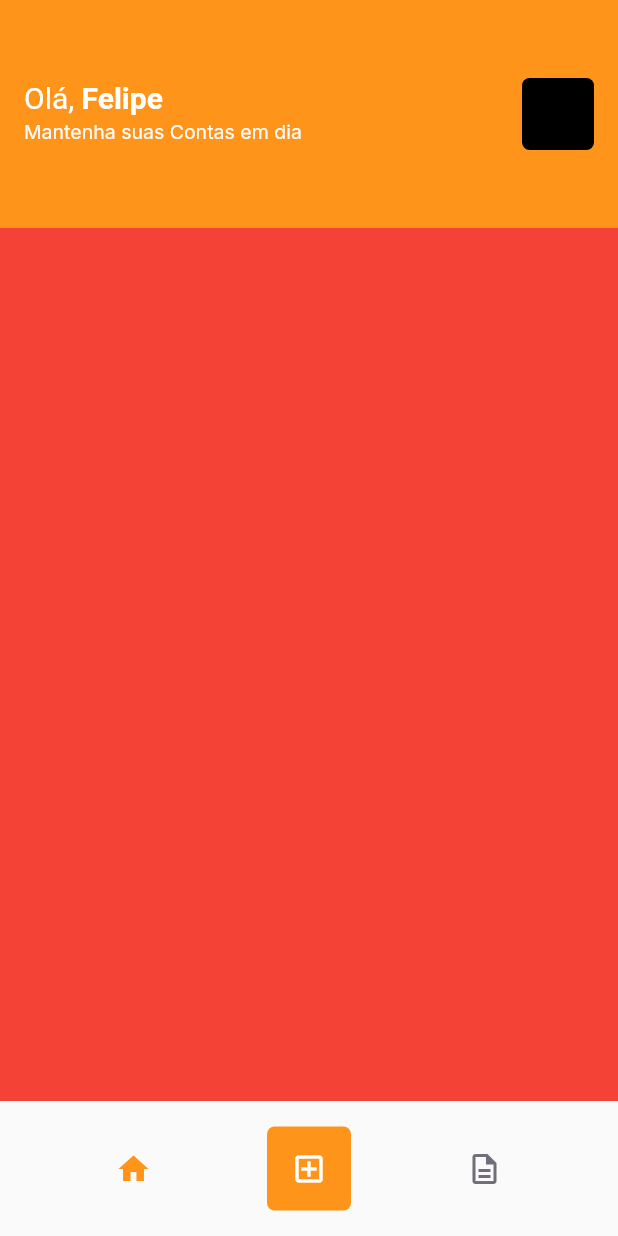
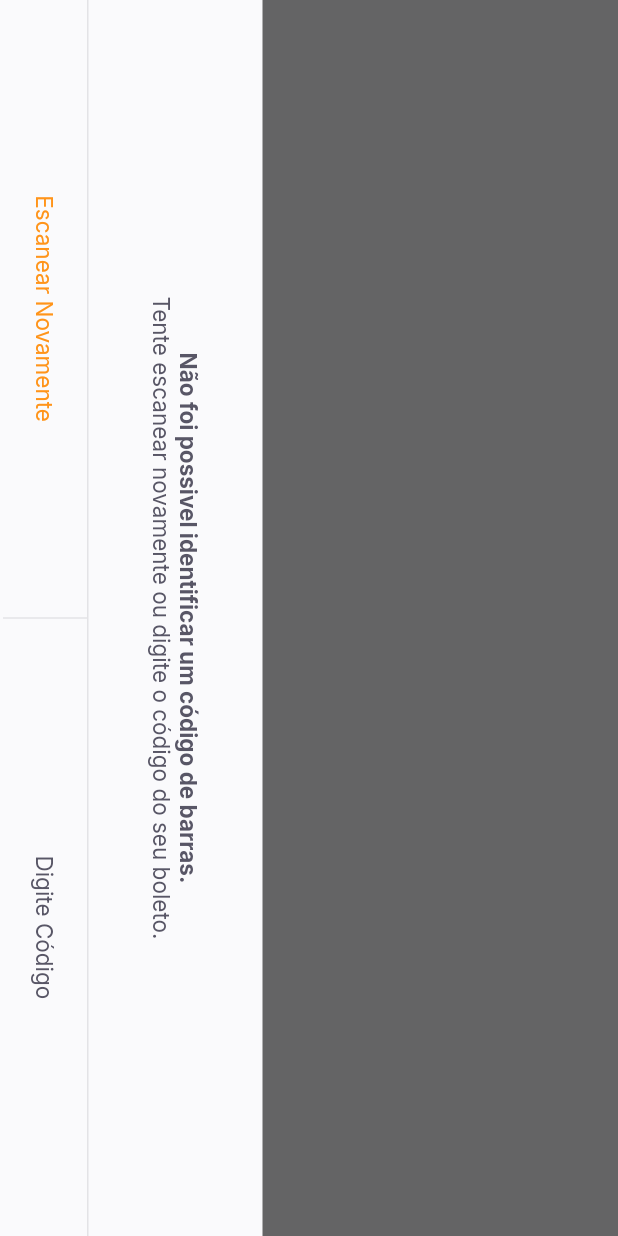
Before and after one commit to felipeferreiira/pawflow, a Flutter app: the HomePage screen opened by its route, after a tap on the "add box" icon, on a phone screen of 412 x 824 dp. Run offline on Flutter 3.47's test engine with Material 2 defaults, Android fonts, the phone set to English and light mode, and no system bars; our stand-ins replace firebase_core, google_fonts, google_sign_in, shared_preferences; accounts and stored records are empty.

Commit message:
:heavy_check_mark:

```diff
--- /dev/null
+++ b/lib/modules/barcode_scanner/barcode_scanner_page.dart
@@ -0,0 +1,71 @@
+import 'package:flutter/material.dart';
+import 'package:pawflow/shared/themes/app_colors.dart';
+import 'package:pawflow/shared/themes/app_text_styles.dart';
+import 'package:pawflow/shared/widgets/bottom_sheet/bottom_sheet_widget.dart';
+import 'package:pawflow/shared/widgets/set_label_buttons/set_label_buttons.dart';
+
+class BarcodeScannerPage extends StatefulWidget {
+  BarcodeScannerPage({Key? key}) : super(key: key);
+
+  @override
+  _BarcodeScannerPageState createState() => _BarcodeScannerPageState();
+}
+
+class _BarcodeScannerPageState extends State<BarcodeScannerPage> {
+  @override
+  Widget build(BuildContext context) {
+    return BottomSheetWidgeat(
+      title: "Não foi possivel identificar um código de barras.",
+      subtitle: "Tente escanear novamente ou digite o código do seu boleto.",
+      primaryLabel: "Escanear Novamente",
+      primaryOnPressed: () {},
+      secondaryLabel: "Digite Código",
+      secondaryOnPressed: () {},
+    );
+    return SafeArea(
+      top: true,
+      bottom: true,
+      left: true,
+      right: true,
+      child: RotatedBox(
+        //rotação da tela
+        quarterTurns: 1,
+        child: Scaffold(
+            appBar: AppBar(
+              backgroundColor: Colors.black,
+              title: Text(
+                "Escaneie o código de barras do boleto",
+                style: TextStyles.buttonBackground,
+              ),
+              centerTitle: true,
+              leading: BackButton(
+                color: AppColors.background,
+              ),
+            ),
+            body: Column(
+              children: [
+                Expanded(
+                    child: Container(
+                  color: Colors.black.withOpacity(0.5),
+                )),
+                Expanded(
+                    flex: 2,
+                    child: Container(
+                      color: Colors.transparent,
+                    )),
+                Expanded(
+                    child: Container(
+                  color: Colors.black.withOpacity(0.5),
+                ))
+              ],
+            ),
+            bottomNavigationBar: SetLabelButtons(
+              primaryLabel: "Insirir código do boleto",
+              primaryOnPressed: () {},
+              secondaryLabel: "Adicionar da galeria",
+              secondaryOnPressed: () {},
+            )),
+      ),
+    );
+  }
+}
--- a/lib/modules/home/home_page.dart
+++ b/lib/modules/home/home_page.dart
@@ -68,7 +68,7 @@
                 )),
             GestureDetector(
               onTap: () {
-                print("cricou!!");
+                Navigator.pushNamed(context, "/barcode_scanner");
               },
               child: Container(
                 width: 56,
--- a/lib/shared/app_widget.dart
+++ b/lib/shared/app_widget.dart
@@ -1,4 +1,6 @@
 import 'package:flutter/material.dart';
+import 'package:flutter/services.dart';
+import 'package:pawflow/modules/barcode_scanner/barcode_scanner_page.dart';
 import 'package:pawflow/modules/home/home_page.dart';
 import 'package:pawflow/modules/login/login_page.dart';
 import 'package:pawflow/modules/splash/splash_page.dart';
@@ -9,15 +11,24 @@
 
   @override
   Widget build(BuildContext context) {
+    AppWidget() {
+      SystemChrome.setPreferredOrientations([
+        DeviceOrientation.portraitDown,
+        DeviceOrientation.portraitUp,
+      ]);
+    }
+
     return MaterialApp(
       title: 'Pay Flow',
-      theme: ThemeData(primaryColor: AppColors.primary),
+      theme: ThemeData(
+          primarySwatch: Colors.orange, primaryColor: AppColors.primary),
       initialRoute: "/splash", //seleciona como primeira pagina
       routes: {
         //rotas nomeadas das paginas
         "/splash": (context) => SplashPage(),
         "/home": (context) => HomePage(),
-        "/login": (context) => LoginPage()
+        "/login": (context) => LoginPage(),
+        "/barcode_scanner": (context) => BarcodeScannerPage()
       },
     );
   }
--- /dev/null
+++ b/lib/shared/widgets/bottom_sheet/bottom_sheet_widget.dart
@@ -0,0 +1,75 @@
+import 'package:flutter/material.dart';
+import 'package:pawflow/shared/themes/app_colors.dart';
+import 'package:pawflow/shared/themes/app_text_styles.dart';
+import 'package:pawflow/shared/widgets/set_label_buttons/set_label_buttons.dart';
+
+class BottomSheetWidgeat extends StatelessWidget {
+  final String primaryLabel;
+  final VoidCallback primaryOnPressed;
+  final String secondaryLabel;
+  final VoidCallback secondaryOnPressed;
+  final String title;
+  final String subtitle;
+  const BottomSheetWidgeat({
+    Key? key,
+    required this.primaryLabel,
+    required this.primaryOnPressed,
+    required this.secondaryLabel,
+    required this.secondaryOnPressed,
+    required this.title,
+    required this.subtitle,
+  }) : super(key: key);
+
+  @override
+  Widget build(BuildContext context) {
+    return SafeArea(
+      child: RotatedBox(
+        quarterTurns: 1,
+        child: Material(
+          child: Container(
+            color: AppColors.shape,
+            child: Column(
+              children: [
+                Expanded(
+                    child: Container(
+                  color: Colors.black.withOpacity(0.6),
+                )),
+                Column(
+                  children: [
+                    Padding(
+                      padding: const EdgeInsets.all(40),
+                      child: Text.rich(
+                        TextSpan(
+                            text: title,
+                            style: TextStyles.buttonBoldHeading,
+                            children: [
+                              TextSpan(
+                                  text: "\n$subtitle",
+                                  style: TextStyles.buttonHeading),
+                            ]),
+                        textAlign: TextAlign.center,
+                      ),
+                    ),
+                    Container(
+                      height: 1,
+                      color: AppColors.stroke,
+                    ),
+                    SetLabelButtons(
+                        enablePrimaryColor: true,
+                        primaryLabel: primaryLabel,
+                        primaryOnPressed: primaryOnPressed,
+                        secondaryLabel: secondaryLabel,
+                        secondaryOnPressed: secondaryOnPressed),
+                    SizedBox(
+                      height: 2,
+                    )
+                  ],
+                ),
+              ],
+            ),
+          ),
+        ),
+      ),
+    );
+  }
+}
--- /dev/null
+++ b/lib/shared/widgets/divider_vertical/divider_vertical_widgeat.dart
@@ -0,0 +1,15 @@
+import 'package:flutter/material.dart';
+import 'package:pawflow/shared/themes/app_colors.dart';
+
+class DividerVerticalWidgeat extends StatelessWidget {
+  const DividerVerticalWidgeat({Key? key}) : super(key: key);
+
+  @override
+  Widget build(BuildContext context) {
+    return Container(
+      width: 1,
+      height: double.maxFinite,
+      color: AppColors.stroke,
+    );
+  }
+}
--- /dev/null
+++ b/lib/shared/widgets/label_button/label_button.dart
@@ -0,0 +1,29 @@
+import 'package:flutter/material.dart';
+import 'package:pawflow/shared/themes/app_text_styles.dart';
+
+class LabelButton extends StatelessWidget {
+  final String label;
+
+  final VoidCallback onPressed;
+  final TextStyle? style;
+
+  const LabelButton({
+    Key? key,
+    required this.label,
+    required this.onPressed,
+    this.style,
+  }) : super(key: key);
+
+  @override
+  Widget build(BuildContext context) {
+    return Container(
+      height: 56,
+      child: TextButton(
+          onPressed: () {},
+          child: Text(
+            label,
+            style: style ?? TextStyles.buttonHeading,
+          )),
+    );
+  }
+}
--- /dev/null
+++ b/lib/shared/widgets/set_label_buttons/set_label_buttons.dart
@@ -0,0 +1,43 @@
+import 'package:flutter/material.dart';
+import 'package:pawflow/shared/themes/app_text_styles.dart';
+import 'package:pawflow/shared/widgets/divider_vertical/divider_vertical_widgeat.dart';
+import 'package:pawflow/shared/widgets/label_button/label_button.dart';
+
+class SetLabelButtons extends StatelessWidget {
+  final String primaryLabel;
+  final VoidCallback primaryOnPressed;
+  final String secondaryLabel;
+  final VoidCallback secondaryOnPressed;
+
+  final bool enablePrimaryColor;
+  const SetLabelButtons({
+    Key? key,
+    required this.primaryLabel,
+    required this.primaryOnPressed,
+    required this.secondaryLabel,
+    required this.secondaryOnPressed,
+    this.enablePrimaryColor = false,
+  }) : super(key: key);
+
+  @override
+  Widget build(BuildContext context) {
+    return Container(
+      height: 56,
+      child: Row(
+        children: [
+          Expanded(
+            child: LabelButton(
+              label: primaryLabel,
+              onPressed: primaryOnPressed,
+              style: enablePrimaryColor ? TextStyles.buttonPrimary : null,
+            ),
+          ),
+          DividerVerticalWidgeat(),
+          Expanded(
+              child: LabelButton(
+                  label: secondaryLabel, onPressed: secondaryOnPressed)),
+        ],
+      ),
+    );
+  }
+}
--- a/pubspec.yaml
+++ b/pubspec.yaml
@@ -21,6 +21,7 @@
   sdk: ">=2.12.0 <3.0.0"
 
 dependencies:
+  camera: ^0.9.4
   cupertino_icons: ^1.0.2
 
   firebase_core: ^1.6.0
@@ -29,11 +30,15 @@
     sdk: flutter
   google_fonts: ^2.1.0
 
+  google_ml_kit: ^0.7.2
+
   google_sign_in: ^5.1.0
 
   google_sign_in_web: ^0.10.0+2
 
   shared_preferences: ^2.0.7 #salva dados dentro do aplicativo
+
+  image_picker: ^0.8.4+2
 
 dev_dependencies:
   flutter_test:
```
Also changed, not shown: pubspec.lock.
